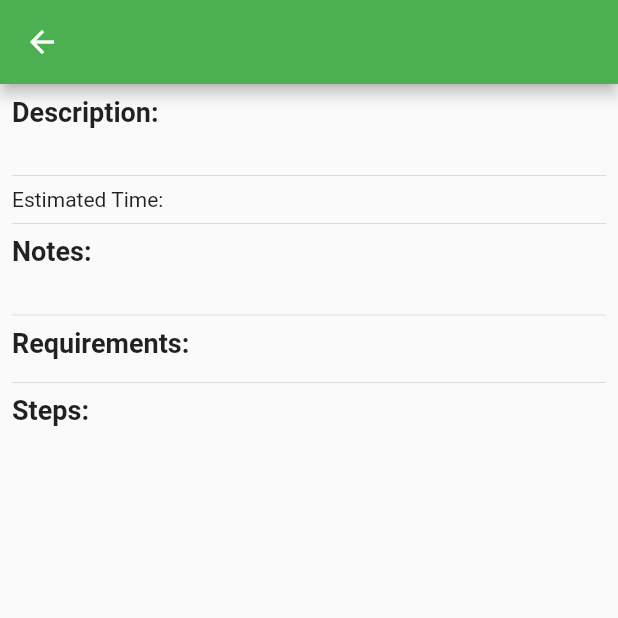
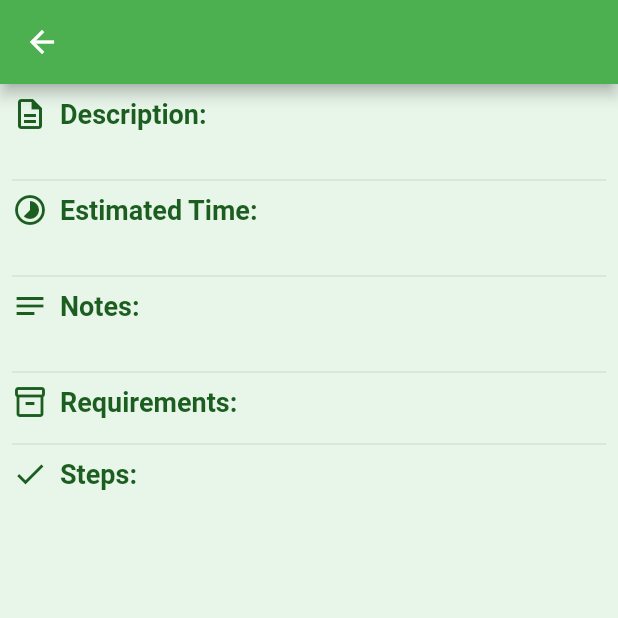
Before and after one commit to Topazoo/AI-How-To-App, a Flutter app: the GuideDetailPage screen opened directly with empty values, on a phone screen of 412 x 824 dp, the top half of it. Run offline on Flutter 3.47's test engine with Material 2 defaults, Android fonts, the phone set to English and light mode, and no system bars; our stand-ins replace flutter_dotenv.

Commit message:
[Style] Update detail page

```diff
--- a/lib/pages/guide_detail_page/components/requirement_detail.dart
+++ b/lib/pages/guide_detail_page/components/requirement_detail.dart
@@ -1,6 +1,7 @@
 import 'package:flutter/material.dart';
 
 import '../../../models/requirement.dart';
+import '../../../styles/theme.dart';
 
 class RequirementDetail extends StatelessWidget {
   final bool isChecked;
@@ -18,10 +19,12 @@ class RequirementDetail extends StatelessWidget {
           Checkbox(
             value: isChecked,
             onChanged: onChanged,
+            activeColor: AppTheme.primaryColor,
           ),
           Expanded(
             child: Text(
               '${requirement.quantity} ${requirement.item}',
+              style: TextStyle(color: AppTheme.darkTextColor, fontFamily: AppTheme.primaryFont),
             ),
           ),
         ],
--- a/lib/pages/guide_detail_page/components/section_title.dart
+++ b/lib/pages/guide_detail_page/components/section_title.dart
@@ -1,17 +1,28 @@
 import 'package:flutter/material.dart';
+
+import '../../../styles/theme.dart';
 
 class SectionTitle extends StatelessWidget {
   final String title;
+  final IconData? icon;
 
-  const SectionTitle(this.title, {super.key});
+  const SectionTitle(this.title, {this.icon, Key? key}) : super(key: key);
 
   @override
   Widget build(BuildContext context) {
     return Padding(
       padding: const EdgeInsets.only(bottom: 8.0),
-      child: Text(
-        title,
-        style: const TextStyle(fontWeight: FontWeight.bold, fontSize: 18),
+      child: Row(
+        children: [
+          if (icon != null)
+            Icon(icon, color: AppTheme.primaryIconColor),
+          if (icon != null)
+            const SizedBox(width: 8),
+          Text(
+            title,
+            style: TextStyle(fontWeight: FontWeight.bold, fontSize: 18, color: AppTheme.darkTextColor, fontFamily: AppTheme.primaryFont),
+          ),
+        ],
       ),
     );
   }
--- a/lib/pages/guide_detail_page/components/step_detail.dart
+++ b/lib/pages/guide_detail_page/components/step_detail.dart
@@ -4,13 +4,14 @@ import '../../../models/guide_step.dart';
 
 import '../../../utilities/timer.dart';
 import '../../../utilities/time_parser/time_parser.dart';
+import '../../../styles/theme.dart';
 
 class StepDetail extends StatelessWidget {
   final bool isChecked;
   final GuideStep step;
   final ValueChanged<bool?> onChanged;
 
-  const StepDetail({super.key, required this.step, required this.isChecked, required this.onChanged});
+  const StepDetail({Key? key, required this.step, required this.isChecked, required this.onChanged}) : super(key: key);
 
   @override
   Widget build(BuildContext context) {
@@ -23,6 +24,7 @@ class StepDetail extends StatelessWidget {
               Checkbox(
                 value: isChecked,
                 onChanged: onChanged,
+                activeColor: AppTheme.primaryColor,
               ),
               Expanded(
                 child: Column(
@@ -30,9 +32,12 @@ class StepDetail extends StatelessWidget {
                   children: [
                     Text(
                       'Step ${step.stepNumber}:',
-                      style: const TextStyle(fontWeight: FontWeight.bold),
+                      style: TextStyle(fontWeight: FontWeight.bold, color: AppTheme.darkTextColor, fontFamily: AppTheme.primaryFont),
                     ),
-                    Text(step.instruction),
+                    Text(
+                      step.instruction,
+                      style: TextStyle(color: AppTheme.darkTextColor, fontFamily: AppTheme.primaryFont),
+                    ),
                   ],
                 ),
               ),
--- a/lib/pages/guide_detail_page/page.dart
+++ b/lib/pages/guide_detail_page/page.dart
@@ -5,6 +5,8 @@ import '../../models/guide.dart';
 import 'components/requirement_detail.dart';
 import 'components/section_title.dart';
 import 'components/step_detail.dart';
+
+import '../../../styles/theme.dart';
 
 class GuideDetailPage extends StatefulWidget {
   final Guide guide;
@@ -26,25 +28,40 @@ class GuideDetailPageState extends State<GuideDetailPage> {
     _requirementChecklist = List<bool>.filled(widget.guide.requirements.length, false);
   }
 
-  @override
+   @override
   Widget build(BuildContext context) {
     return Scaffold(
+      backgroundColor: AppTheme.lightBackgroundColor,
       appBar: AppBar(
-        title: Text(widget.guide.title),
+        title: Text(
+          widget.guide.title,
+          style: const TextStyle(color: Colors.white, fontFamily: AppTheme.primaryFont),
+        ),
+        backgroundColor: AppTheme.primaryColor,
       ),
       body: Padding(
         padding: const EdgeInsets.all(8.0),
         child: ListView(
           children: <Widget>[
-            const SectionTitle('Description:'),
-            Text(widget.guide.description),
+            const SectionTitle('Description:', icon: Icons.description_outlined),
+            Text(
+              widget.guide.description,
+              style: TextStyle(color: AppTheme.darkTextColor, fontFamily: AppTheme.primaryFont),
+            ),
             const Divider(),
-            Text('Estimated Time: ${widget.guide.estimatedTime}'),
+            const SectionTitle('Estimated Time:', icon: Icons.timelapse),
+            Text(
+              widget.guide.estimatedTime,
+              style: TextStyle(color: AppTheme.darkTextColor, fontFamily: AppTheme.primaryFont),
+            ),
             const Divider(),
-            const SectionTitle('Notes:'),
-            Text(widget.guide.notes),
+            const SectionTitle('Notes:', icon: Icons.notes),
+            Text(
+              widget.guide.notes,
+              style: TextStyle(color: AppTheme.darkTextColor, fontFamily: AppTheme.primaryFont),
+            ),
             const Divider(),
-            const SectionTitle('Requirements:'),
+            const SectionTitle('Requirements:', icon: Icons.inventory_2_outlined),
             for (int i = 0; i < widget.guide.requirements.length; i++)
               RequirementDetail(
                 requirement: widget.guide.requirements[i],
@@ -56,7 +73,7 @@ class GuideDetailPageState extends State<GuideDetailPage> {
                 },
               ),
             const Divider(),
-            const SectionTitle('Steps:'),
+            const SectionTitle('Steps:', icon: Icons.check),
             for (int i = 0; i < widget.guide.steps.length; i++)
               StepDetail(
                 step: widget.guide.steps[i],
```
